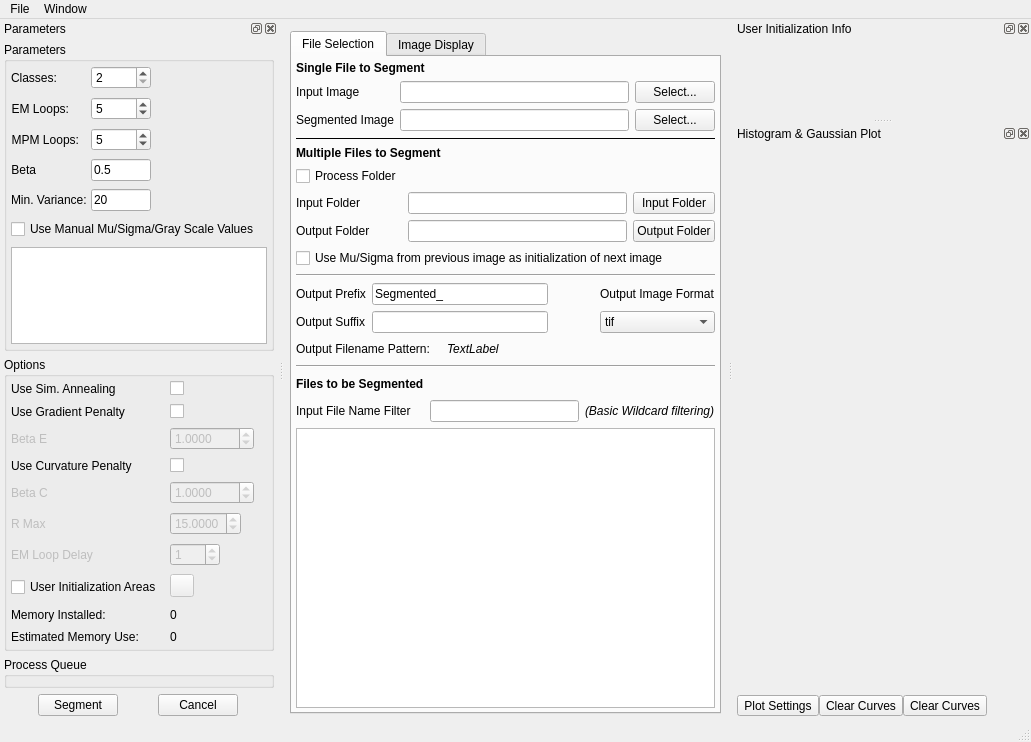
Above: Code/EmMpmGui/UI_Files/EmMpmGui.ui from BlueQuartzSoftware/EMMPMWorkbench before the change. Below: the same form after it.
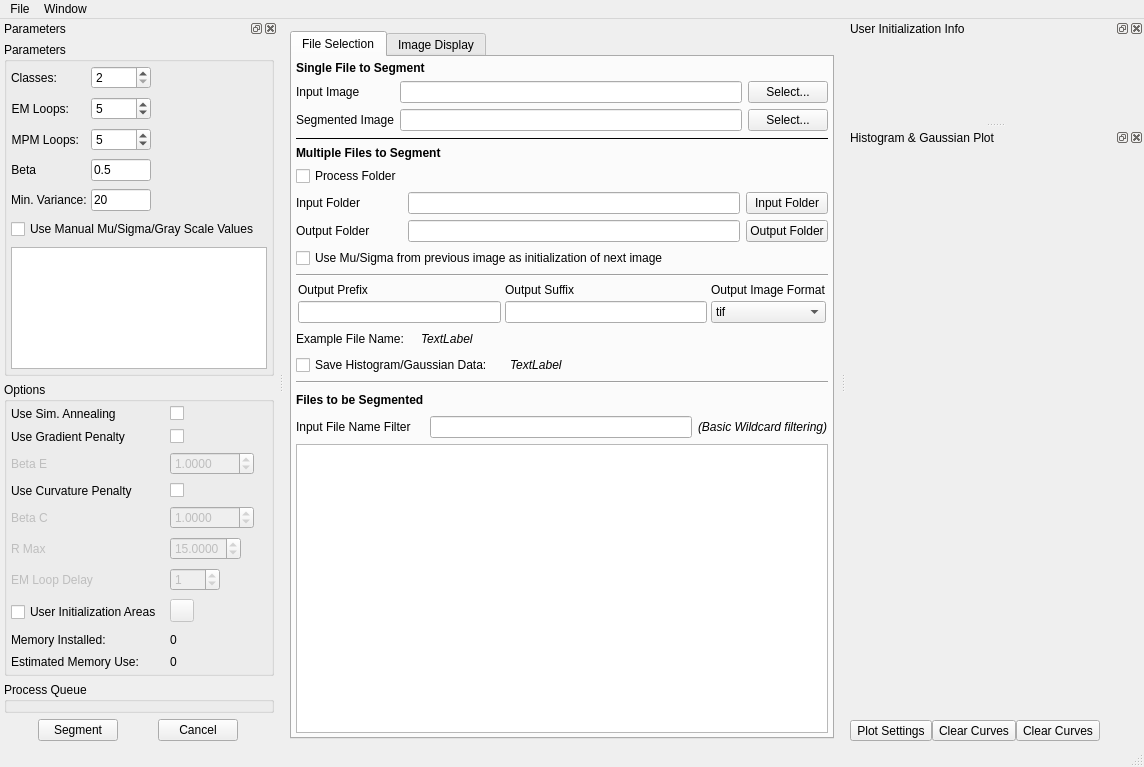
That is the form after the change. Icons and pictures are not drawn. Custom widgets are drawn as their Qt base class.

Commit message: Fixing numerous bugs reading the preferences file and the manual init data. Added feature to allow the user to save the histogram + gaussian curves for each segmented image. The histogram plot will now load the histogram for the current image being processed. The current image being processed is now loaded in the Image Viewer widget. Added a title to the histogram plot with the filename of the current image file that is either loaded or being processed.

The edit to the form file:
```diff
--- a/Code/EmMpmGui/UI_Files/EmMpmGui.ui
+++ b/Code/EmMpmGui/UI_Files/EmMpmGui.ui
@@ -6,8 +6,8 @@
    <rect>
     <x>0</x>
     <y>0</y>
-    <width>1031</width>
-    <height>742</height>
+    <width>1144</width>
+    <height>767</height>
    </rect>
   </property>
   <property name="sizePolicy">
@@ -60,7 +60,7 @@
        <attribute name="title">
         <string>File Selection</string>
        </attribute>
-       <layout class="QVBoxLayout" name="verticalLayout" stretch="0,0,0,0,0,0,0,0,0,0">
+       <layout class="QVBoxLayout" name="verticalLayout" stretch="0,0,0,0,0,0,0,0,0,0,0">
         <property name="margin">
          <number>4</number>
         </property>
@@ -232,6 +232,15 @@
         </item>
         <item>
          <layout class="QGridLayout" name="gridLayout_7">
+          <property name="leftMargin">
+           <number>2</number>
+          </property>
+          <property name="rightMargin">
+           <number>2</number>
+          </property>
+          <property name="spacing">
+           <number>4</number>
+          </property>
           <item row="0" column="0">
            <widget class="QLabel" name="label_2">
             <property name="toolTip">
@@ -245,7 +254,17 @@
             </property>
            </widget>
           </item>
-          <item row="0" column="1">
+          <item row="1" column="1">
+           <widget class="QLineEdit" name="outputSuffix">
+            <property name="toolTip">
+             <string>A suffix to be attached to each output filename</string>
+            </property>
+            <property name="statusTip">
+             <string>A suffix to be attached to each output filename</string>
+            </property>
+           </widget>
+          </item>
+          <item row="1" column="0">
            <widget class="QLineEdit" name="outputPrefix">
             <property name="toolTip">
              <string>The prefix to be attached to the output filename</string>
@@ -254,24 +273,24 @@
              <string>The prefix to be attached to the output filename</string>
             </property>
             <property name="text">
-             <string>Segmented_</string>
+             <string/>
             </property>
            </widget>
           </item>
-          <item row="0" column="2" rowspan="2" colspan="3">
-           <spacer name="horizontalSpacer_8">
-            <property name="orientation">
-             <enum>Qt::Horizontal</enum>
+          <item row="0" column="1">
+           <widget class="QLabel" name="outputSuffixLabel">
+            <property name="toolTip">
+             <string>A suffix to be attached to each output filename</string>
             </property>
-            <property name="sizeHint" stdset="0">
-             <size>
-              <width>40</width>
-              <height>20</height>
-             </size>
+            <property name="statusTip">
+             <string>A suffix to be attached to each output filename</string>
             </property>
-           </spacer>
+            <property name="text">
+             <string>Output Suffix</string>
+            </property>
+           </widget>
           </item>
-          <item row="0" column="5">
+          <item row="0" column="2">
            <widget class="QLabel" name="outputImageTypeLabel">
             <property name="toolTip">
              <string>The format of the output image(s)</string>
@@ -284,30 +303,7 @@
             </property>
            </widget>
           </item>
-          <item row="1" column="0">
-           <widget class="QLabel" name="label_3">
-            <property name="toolTip">
-             <string>A suffix to be attached to each output filename</string>
-            </property>
-            <property name="statusTip">
-             <string>A suffix to be attached to each output filename</string>
-            </property>
-            <property name="text">
-             <string>Output Suffix</string>
-            </property>
-           </widget>
-          </item>
-          <item row="1" column="1">
-           <widget class="QLineEdit" name="outputSuffix">
-            <property name="toolTip">
-             <string>A suffix to be attached to each output filename</string>
-            </property>
-            <property name="statusTip">
-             <string>A suffix to be attached to each output filename</string>
-            </property>
-           </widget>
-          </item>
-          <item row="1" column="5">
+          <item row="1" column="2">
            <widget class="QComboBox" name="outputImageType">
             <property name="toolTip">
              <string>The format of the output image(s)</string>
@@ -347,7 +343,7 @@
           <item>
            <widget class="QLabel" name="label_14">
             <property name="text">
-             <string>Output Filename Pattern:</string>
+             <string>Example File Name:</string>
             </property>
            </widget>
           </item>
@@ -400,6 +396,67 @@
           </item>
          </layout>
         </item>
+        <item>
+         <layout class="QHBoxLayout" name="_7">
+          <property name="spacing">
+           <number>5</number>
+          </property>
+          <item>
+           <widget class="QCheckBox" name="saveHistogramCheckBox">
+            <property name="text">
+             <string>Save Histogram/Gaussian Data:</string>
+            </property>
+           </widget>
+          </item>
+          <item>
+           <spacer name="horizontalSpacer_6">
+            <property name="orientation">
+             <enum>Qt::Horizontal</enum>
+            </property>
+            <property name="sizeType">
+             <enum>QSizePolicy::Fixed</enum>
+            </property>
+            <property name="sizeHint" stdset="0">
+             <size>
+              <width>12</width>
+              <height>20</height>
+             </size>
+            </property>
+           </spacer>
+          </item>
+          <item>
+           <widget class="QLabel" name="histogramFilenamePattern">
+            <property name="font">
+             <font>
+              <italic>true</italic>
+             </font>
+            </property>
+            <property name="toolTip">
+             <string>Example output filename</string>
+            </property>
+            <property name="statusTip">
+             <string>Example output filename</string>
+            </property>
+            <property name="text">
+             <string>TextLabel</string>
+            </property>
+           </widget>
+          </item>
+          <item>
+           <spacer name="horizontalSpacer_7">
+            <property name="orientation">
+             <enum>Qt::Horizontal</enum>
+            </property>
+            <property name="sizeHint" stdset="0">
+             <size>
+              <width>40</width>
+              <height>20</height>
+             </size>
+            </property>
+           </spacer>
+          </item>
+         </layout>
+        </item>
         <item>
          <widget class="Line" name="line_2">
           <property name="orientation">
@@ -780,7 +837,7 @@
     <rect>
      <x>0</x>
      <y>0</y>
-     <width>1031</width>
+     <width>1144</width>
      <height>22</height>
     </rect>
    </property>
```
Left out of the diff: 5 changed lines with no effect on the pictures. The commit also changes 6 other files.
